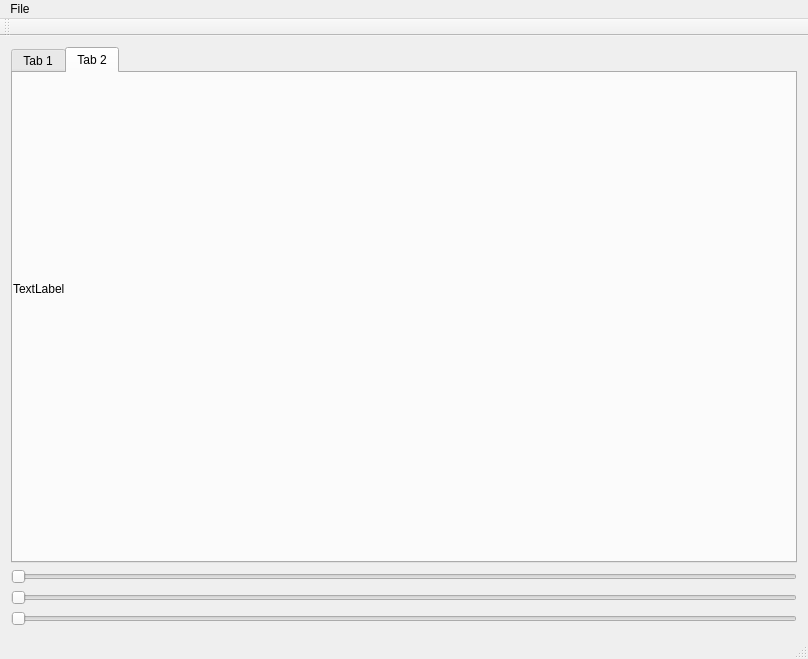
mattvenn/spiraliser, file mainwindow.ui: the form before one commit.
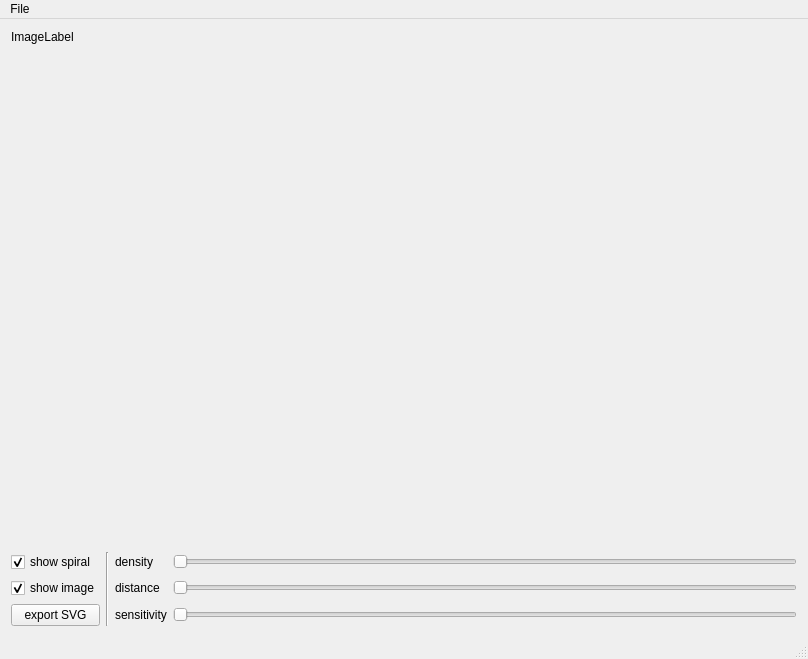
The form after the commit.

Commit message: show and hide tickboxes, export button

Patch:
```diff
--- a/mainwindow.ui
+++ b/mainwindow.ui
@@ -15,87 +15,102 @@
   </property>
   <widget class="QWidget" name="centralWidget">
    <layout class="QGridLayout" name="gridLayout">
-    <item row="1" column="1">
-     <widget class="QSlider" name="horizontalSlider_2">
+    <item row="1" column="3">
+     <widget class="QSlider" name="densitySlider">
+      <property name="minimum">
+       <number>0</number>
+      </property>
+      <property name="maximum">
+       <number>200</number>
+      </property>
       <property name="orientation">
        <enum>Qt::Horizontal</enum>
       </property>
      </widget>
     </item>
-    <item row="3" column="1">
-     <widget class="QSlider" name="horizontalSlider_3">
+    <item row="3" column="3">
+     <widget class="QSlider" name="sensSlider">
       <property name="orientation">
        <enum>Qt::Horizontal</enum>
       </property>
      </widget>
     </item>
-    <item row="2" column="1">
-     <widget class="QSlider" name="horizontalSlider">
+    <item row="2" column="3">
+     <widget class="QSlider" name="distSlider">
       <property name="orientation">
        <enum>Qt::Horizontal</enum>
       </property>
      </widget>
     </item>
-    <item row="0" column="1">
-     <widget class="QTabWidget" name="tabWidget">
-      <property name="currentIndex">
-       <number>1</number>
+    <item row="1" column="0">
+     <widget class="QCheckBox" name="showSpiral">
+      <property name="text">
+       <string>show spiral</string>
       </property>
-      <widget class="QWidget" name="tab">
-       <attribute name="title">
-        <string>Tab 1</string>
-       </attribute>
-       <widget class="QLabel" name="imageLabel">
-        <property name="geometry">
-         <rect>
-          <x>10</x>
-          <y>10</y>
-          <width>361</width>
-          <height>261</height>
-         </rect>
-        </property>
-        <property name="sizePolicy">
-         <sizepolicy hsizetype="Expanding" vsizetype="Expanding">
-          <horstretch>0</horstretch>
-          <verstretch>0</verstretch>
-         </sizepolicy>
-        </property>
-        <property name="text">
-         <string>TextLabel</string>
-        </property>
-        <property name="alignment">
-         <set>Qt::AlignLeading|Qt::AlignLeft|Qt::AlignTop</set>
-        </property>
-       </widget>
-      </widget>
-      <widget class="QWidget" name="tab_2">
-       <attribute name="title">
-        <string>Tab 2</string>
-       </attribute>
-       <widget class="QLabel" name="spiralLabel">
-        <property name="geometry">
-         <rect>
-          <x>0</x>
-          <y>0</y>
-          <width>781</width>
-          <height>431</height>
-         </rect>
-        </property>
-        <property name="text">
-         <string>TextLabel</string>
-        </property>
-       </widget>
-       <widget class="QWidget" name="widget" native="true">
-        <property name="geometry">
-         <rect>
-          <x>260</x>
-          <y>100</y>
-          <width>221</width>
-          <height>161</height>
-         </rect>
-        </property>
-       </widget>
-      </widget>
+      <property name="checked">
+       <bool>true</bool>
+      </property>
+     </widget>
+    </item>
+    <item row="1" column="2">
+     <widget class="QLabel" name="label">
+      <property name="text">
+       <string>density</string>
+      </property>
+     </widget>
+    </item>
+    <item row="3" column="2">
+     <widget class="QLabel" name="label_3">
+      <property name="text">
+       <string>sensitivity</string>
+      </property>
+     </widget>
+    </item>
+    <item row="2" column="2">
+     <widget class="QLabel" name="label_2">
+      <property name="text">
+       <string>distance</string>
+      </property>
+     </widget>
+    </item>
+    <item row="3" column="0">
+     <widget class="QPushButton" name="exportSVG">
+      <property name="text">
+       <string>export SVG</string>
+      </property>
+     </widget>
+    </item>
+    <item row="2" column="0">
+     <widget class="QCheckBox" name="showImage">
+      <property name="text">
+       <string>show image</string>
+      </property>
+      <property name="checked">
+       <bool>true</bool>
+      </property>
+     </widget>
+    </item>
+    <item row="1" column="1" rowspan="3">
+     <widget class="Line" name="line">
+      <property name="orientation">
+       <enum>Qt::Vertical</enum>
+      </property>
+     </widget>
+    </item>
+    <item row="0" column="0" colspan="4">
+     <widget class="QLabel" name="imageLabel">
+      <property name="sizePolicy">
+       <sizepolicy hsizetype="Expanding" vsizetype="Expanding">
+        <horstretch>0</horstretch>
+        <verstretch>0</verstretch>
+       </sizepolicy>
+      </property>
+      <property name="text">
+       <string>ImageLabel</string>
+      </property>
+      <property name="alignment">
+       <set>Qt::AlignLeading|Qt::AlignLeft|Qt::AlignTop</set>
+      </property>
      </widget>
     </item>
    </layout>
@@ -118,14 +133,6 @@
    </widget>
    <addaction name="menuFile"/>
   </widget>
-  <widget class="QToolBar" name="mainToolBar">
-   <attribute name="toolBarArea">
-    <enum>TopToolBarArea</enum>
-   </attribute>
-   <attribute name="toolBarBreak">
-    <bool>false</bool>
-   </attribute>
-  </widget>
   <widget class="QStatusBar" name="statusBar"/>
   <action name="actionOpen">
    <property name="text">
```
The commit also changes 3 other files.
